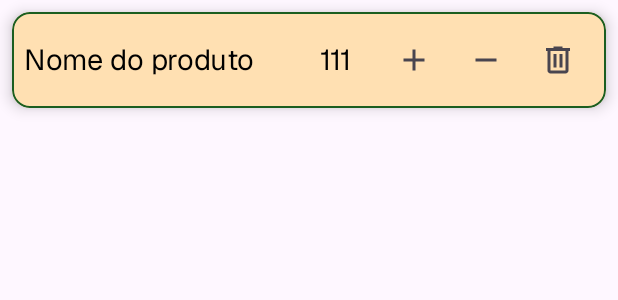
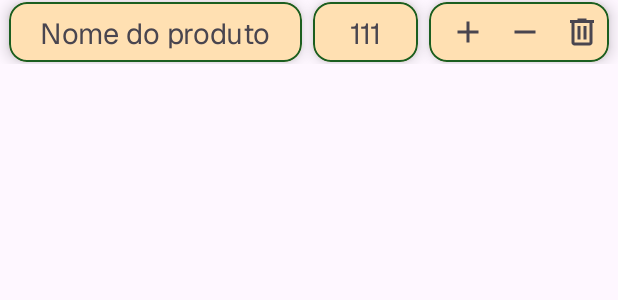
Before and after one commit to pedrosrfm/Gest-oEstoque_Android, an Android app: the layout item_produto.xml on its own in the app's theme, with its tools: preview values and no code run, on a phone screen of 412 x 824 dp. Shown: the top 300 px of the screen. Run offline under Robolectric (Android 15) with nearby library versions, the phone set to English and light mode, and no system bars.

Commit message:
Edição dos cards na main activity

```diff
--- a/app/build.gradle.kts
+++ b/app/build.gradle.kts
@@ -53,6 +53,7 @@ dependencies {
     implementation(libs.androidx.room.runtime.android)
     implementation(libs.room.runtime)
     implementation(libs.room.ktx)
+    implementation(libs.google.material)
     kapt(libs.room.compiler)
     testImplementation(libs.junit)
     androidTestImplementation(libs.androidx.junit)
--- a/app/src/main/res/layout/activity_main.xml
+++ b/app/src/main/res/layout/activity_main.xml
@@ -27,11 +27,12 @@
         android:id="@+id/recyclerView"
         android:layout_width="0dp"
         android:layout_height="0dp"
-        android:layout_margin="16dp"
-        app:layout_constraintTop_toBottomOf="@+id/imgLogo"
+        android:layout_margin="10dp"
+        android:layout_marginTop="8dp"
         app:layout_constraintBottom_toTopOf="@id/linearBotoes"
         app:layout_constraintEnd_toEndOf="parent"
-        app:layout_constraintStart_toStartOf="parent" />
+        app:layout_constraintStart_toStartOf="parent"
+        app:layout_constraintTop_toBottomOf="@+id/imgLogo" />
 
     <LinearLayout
         android:id="@+id/linearBotoes"
--- a/app/src/main/res/layout/item_produto.xml
+++ b/app/src/main/res/layout/item_produto.xml
@@ -1,86 +1,123 @@
 <?xml version="1.0" encoding="utf-8"?>
-<com.google.android.material.card.MaterialCardView
+<androidx.constraintlayout.widget.ConstraintLayout
     android:layout_width="match_parent"
     android:layout_height="wrap_content"
     xmlns:android="http://schemas.android.com/apk/res/android"
-    xmlns:app="http://schemas.android.com/apk/res-auto"
-    android:layout_margin="8dp"
+    xmlns:app="http://schemas.android.com/apk/res-auto">
+
+<!--    Card do nome-->
+    <com.google.android.material.card.MaterialCardView
+        android:layout_width="195dp"
+        android:layout_height="40dp"
+        android:id="@+id/cardNome"
+        android:layout_margin="1dp"
         app:cardBackgroundColor="@color/cardBackground"
         app:cardCornerRadius="12dp"
         app:cardElevation="6dp"
         app:strokeColor="@color/primary"
-    app:strokeWidth="1dp"
         android:clickable="true"
-    android:foreground="?attr/selectableItemBackground">
+        android:foreground="?attr/selectableItemBackground"
+        app:layout_constraintStart_toStartOf="parent"
+        app:layout_constraintEnd_toStartOf="@id/cardQuantidade"
+        app:layout_constraintTop_toTopOf="parent"
+        app:layout_constraintBottom_toBottomOf="parent">
+
+        <TextView
+            android:layout_width="match_parent"
+            android:layout_height="wrap_content"
+            android:id="@+id/tvNomeProduto"
+            android:text="Nome do produto"
+            android:gravity="center"
+            android:padding="8dp"
+            android:fontFamily="@font/geist"
+            android:textSize="19sp" />
+
+    </com.google.android.material.card.MaterialCardView>
+
+<!--    Card da quantidade-->
+    <com.google.android.material.card.MaterialCardView
+        android:layout_width="70dp"
+        android:layout_height="40dp"
+        android:id="@+id/cardQuantidade"
+        android:layout_margin="1dp"
+        app:cardBackgroundColor="@color/cardBackground"
+        app:cardCornerRadius="12dp"
+        app:cardElevation="6dp"
+        app:strokeColor="@color/primary"
+        android:clickable="true"
+        android:foreground="?attr/selectableItemBackground"
+        app:layout_constraintStart_toEndOf="@id/cardNome"
+        app:layout_constraintEnd_toStartOf="@id/cardBotoes"
+        app:layout_constraintTop_toTopOf="parent"
+        app:layout_constraintBottom_toBottomOf="parent">
+
+        <TextView
+            android:layout_width="match_parent"
+            android:layout_height="wrap_content"
+            android:id="@+id/tvQuantidade"
+            android:text="111"
+            android:padding="8dp"
+            android:fontFamily="@font/geist"
+            android:textSize="19sp"
+            android:gravity="center"/>
+
+    </com.google.android.material.card.MaterialCardView>
+
+<!--    Card dos botões-->
+    <com.google.android.material.card.MaterialCardView
+        android:layout_width="120dp"
+        android:layout_height="40dp"
+        android:id="@+id/cardBotoes"
+        app:cardBackgroundColor="@color/cardBackground"
+        app:cardCornerRadius="12dp"
+        app:cardElevation="6dp"
+        app:strokeColor="@color/primary"
+        android:layout_margin="1dp"
+        android:clickable="true"
+        android:foreground="?attr/selectableItemBackground"
+        app:layout_constraintStart_toEndOf="@id/cardQuantidade"
+        app:layout_constraintEnd_toEndOf="parent"
+        app:layout_constraintTop_toTopOf="parent"
+        app:layout_constraintBottom_toBottomOf="parent">
 
         <androidx.constraintlayout.widget.ConstraintLayout
             android:layout_width="match_parent"
-        android:layout_height="wrap_content"
-        android:padding="8dp">
-
-        <TextView
-            android:id="@+id/tvNomeProduto"
-            android:layout_width="0dp"
-            android:layout_height="0dp"
-            android:layout_marginEnd="8dp"
-            android:text="Nome do produto"
-            android:gravity="center_vertical"
-            android:textColor="#000000"
-            android:fontFamily="@font/geist"
-            android:textSize="19sp"
-            app:layout_constraintBottom_toBottomOf="parent"
-            app:layout_constraintEnd_toStartOf="@+id/tvQuantidade"
-            app:layout_constraintStart_toStartOf="parent"
-            app:layout_constraintTop_toTopOf="parent" />
-
-
-        <TextView
-            android:id="@+id/tvQuantidade"
-            android:layout_width="wrap_content"
-            android:layout_height="0dp"
-            android:fontFamily="@font/geist"
-            android:gravity="center_vertical"
-            android:padding="10dp"
-            android:text="111"
-            android:textColor="#000000"
-            android:textSize="19sp"
-            app:layout_constraintBottom_toBottomOf="parent"
-            app:layout_constraintEnd_toStartOf="@+id/btnAdicionar"
-            app:layout_constraintStart_toEndOf="@id/tvNomeProduto"
-            app:layout_constraintTop_toTopOf="parent" />
+            android:layout_height="match_parent">
 
             <ImageButton
-            android:layout_width="48dp"
-            android:layout_height="48dp"
+                android:layout_width="wrap_content"
+                android:layout_height="wrap_content"
                 android:id="@+id/btnAdicionar"
                 android:src="@drawable/add"
                 android:background="@android:color/transparent"
                 android:contentDescription="Adicionar"
-            app:layout_constraintStart_toEndOf="@id/tvQuantidade"
+                app:layout_constraintStart_toStartOf="parent"
                 app:layout_constraintEnd_toStartOf="@id/btnRemover"
                 app:layout_constraintTop_toTopOf="parent"
                 app:layout_constraintBottom_toBottomOf="parent"
                 android:layout_marginStart="8dp" />
 
             <ImageButton
-            android:layout_width="48dp"
-            android:layout_height="48dp"
+                android:layout_width="wrap_content"
+                android:layout_height="wrap_content"
                 android:id="@+id/btnRemover"
                 android:src="@drawable/remove"
                 android:background="@android:color/transparent"
                 android:contentDescription="Remover"
+                app:layout_constraintStart_toEndOf="@id/btnAdicionar"
                 app:layout_constraintEnd_toStartOf="@id/btnDeletar"
                 app:layout_constraintTop_toTopOf="parent"
                 app:layout_constraintBottom_toBottomOf="parent"
                 android:layout_marginStart="8dp" />
 
             <ImageButton
-            android:layout_width="48dp"
-            android:layout_height="48dp"
+                android:layout_width="wrap_content"
+                android:layout_height="wrap_content"
                 android:id="@+id/btnDeletar"
                 android:src="@drawable/delete"
                 android:background="@android:color/transparent"
                 android:contentDescription="Deletar"
+                app:layout_constraintStart_toEndOf="@id/btnRemover"
                 app:layout_constraintEnd_toEndOf="parent"
                 app:layout_constraintTop_toTopOf="parent"
                 app:layout_constraintBottom_toBottomOf="parent"
@@ -89,18 +126,7 @@
 
         </androidx.constraintlayout.widget.ConstraintLayout>
 
+
     </com.google.android.material.card.MaterialCardView>
 
-
-
-<!--<androidx.constraintlayout.widget.ConstraintLayout xmlns:android="http://schemas.android.com/apk/res/android"-->
-<!--    android:layout_width="match_parent"-->
-<!--    android:layout_height="wrap_content"-->
-<!--    xmlns:app="http://schemas.android.com/apk/res-auto"-->
-<!--    android:background="#FFFFFF"-->
-<!--    android:padding="8dp"-->
-<!--    android:layout_marginBottom="8dp">-->
-
-
-
-<!--</androidx.constraintlayout.widget.ConstraintLayout>-->
+</androidx.constraintlayout.widget.ConstraintLayout>
--- a/gradle/libs.versions.toml
+++ b/gradle/libs.versions.toml
@@ -12,6 +12,7 @@ constraintlayout = "2.1.4"
 room = "2.7.1"
 roomCommonJvm = "2.7.1"
 roomRuntimeAndroid = "2.7.1"
+materialVersion = "1.12.0"
 
 [libraries]
 androidx-core-ktx = { group = "androidx.core", name = "core-ktx", version.ref = "coreKtx" }
@@ -27,6 +28,7 @@ room-ktx = { module = "androidx.room:room-ktx", version.ref="room" }
 androidx-constraintlayout = { group = "androidx.constraintlayout", name = "constraintlayout", version.ref = "constraintlayout" }
 androidx-room-common-jvm = { group = "androidx.room", name = "room-common-jvm", version.ref = "roomCommonJvm" }
 androidx-room-runtime-android = { group = "androidx.room", name = "room-runtime-android", version.ref = "roomRuntimeAndroid" }
+google-material = { group = "com.google.android.material", name = "material", version.ref = "materialVersion" }
 
 [plugins]
 android-application = { id = "com.android.application", version.ref = "agp" }
```
Lines whose indentation alone changed are shown as unchanged.
